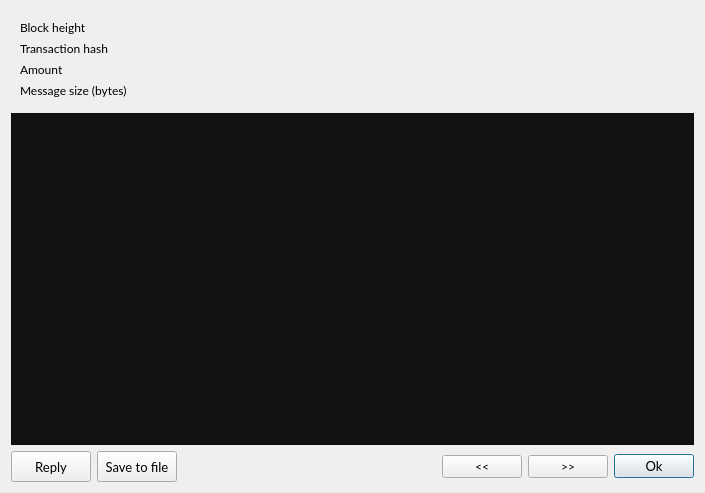
Old version of the form src/gui/ui/messagedetailsdialog.ui in the repository ConcealNetwork/conceal-desktop.
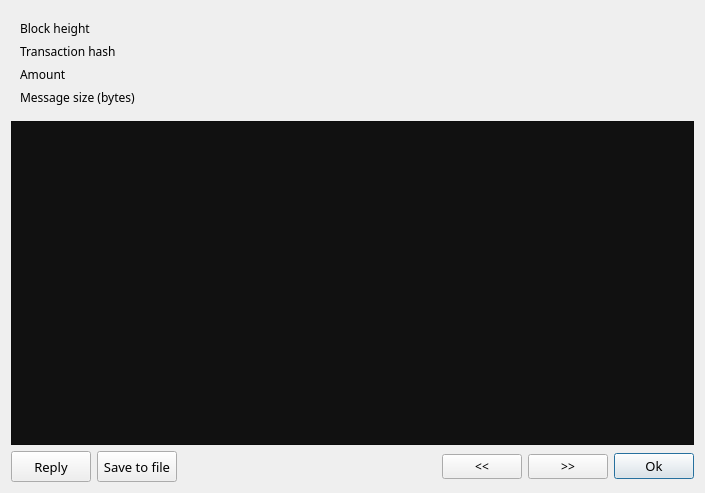
New version of the form.

```diff
--- a/src/gui/ui/messagedetailsdialog.ui
+++ b/src/gui/ui/messagedetailsdialog.ui
@@ -30,7 +30,7 @@
        <widget class="QLabel" name="label">
         <property name="font">
          <font>
-          <family>Lato</family>
+          <family>Raleway</family>
           <pointsize>9</pointsize>
          </font>
         </property>
@@ -43,7 +43,7 @@
        <widget class="QLabel" name="m_heightLabel">
         <property name="font">
          <font>
-          <family>Lato</family>
+          <family>Raleway</family>
           <pointsize>9</pointsize>
          </font>
         </property>
@@ -56,7 +56,7 @@
        <widget class="QLabel" name="label_5">
         <property name="font">
          <font>
-          <family>Lato</family>
+          <family>Raleway</family>
           <pointsize>9</pointsize>
          </font>
         </property>
@@ -69,7 +69,7 @@
        <widget class="QLabel" name="m_hashLabel">
         <property name="font">
          <font>
-          <family>Lato</family>
+          <family>Raleway</family>
           <pointsize>9</pointsize>
          </font>
         </property>
@@ -82,7 +82,7 @@
        <widget class="QLabel" name="m_amountLabel">
         <property name="font">
          <font>
-          <family>Lato</family>
+          <family>Raleway</family>
           <pointsize>9</pointsize>
          </font>
         </property>
@@ -95,7 +95,7 @@
        <widget class="QLabel" name="label_3">
         <property name="font">
          <font>
-          <family>Lato</family>
+          <family>Raleway</family>
           <pointsize>9</pointsize>
          </font>
         </property>
@@ -108,7 +108,7 @@
        <widget class="QLabel" name="label_7">
         <property name="font">
          <font>
-          <family>Lato</family>
+          <family>Raleway</family>
           <pointsize>9</pointsize>
          </font>
         </property>
@@ -121,7 +121,7 @@
        <widget class="QLabel" name="m_sizeLabel">
         <property name="font">
          <font>
-          <family>Lato</family>
+          <family>Raleway</family>
           <pointsize>9</pointsize>
          </font>
         </property>
@@ -155,7 +155,7 @@
        </property>
        <property name="font">
         <font>
-         <family>Lato</family>
+         <family>Raleway</family>
          <pointsize>10</pointsize>
         </font>
        </property>
@@ -177,7 +177,7 @@
        </property>
        <property name="font">
         <font>
-         <family>Lato</family>
+         <family>Raleway</family>
          <pointsize>10</pointsize>
         </font>
        </property>
@@ -203,7 +203,7 @@
       <widget class="QPushButton" name="m_prevButton">
        <property name="font">
         <font>
-         <family>Lato</family>
+         <family>Raleway</family>
         </font>
        </property>
        <property name="text">
@@ -215,7 +215,7 @@
       <widget class="QPushButton" name="m_nextButton">
        <property name="font">
         <font>
-         <family>Lato</family>
+         <family>Raleway</family>
         </font>
        </property>
        <property name="text">
@@ -227,7 +227,7 @@
       <widget class="QPushButton" name="m_okButton">
        <property name="font">
         <font>
-         <family>Lato</family>
+         <family>Raleway</family>
          <pointsize>10</pointsize>
         </font>
        </property>
```
